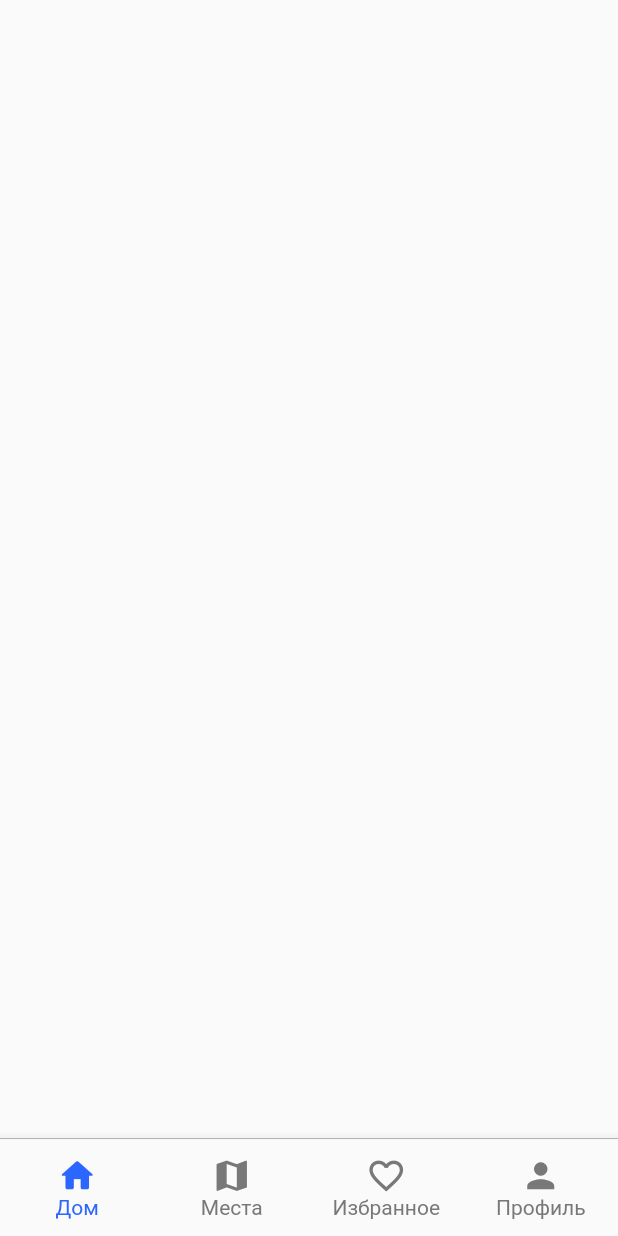
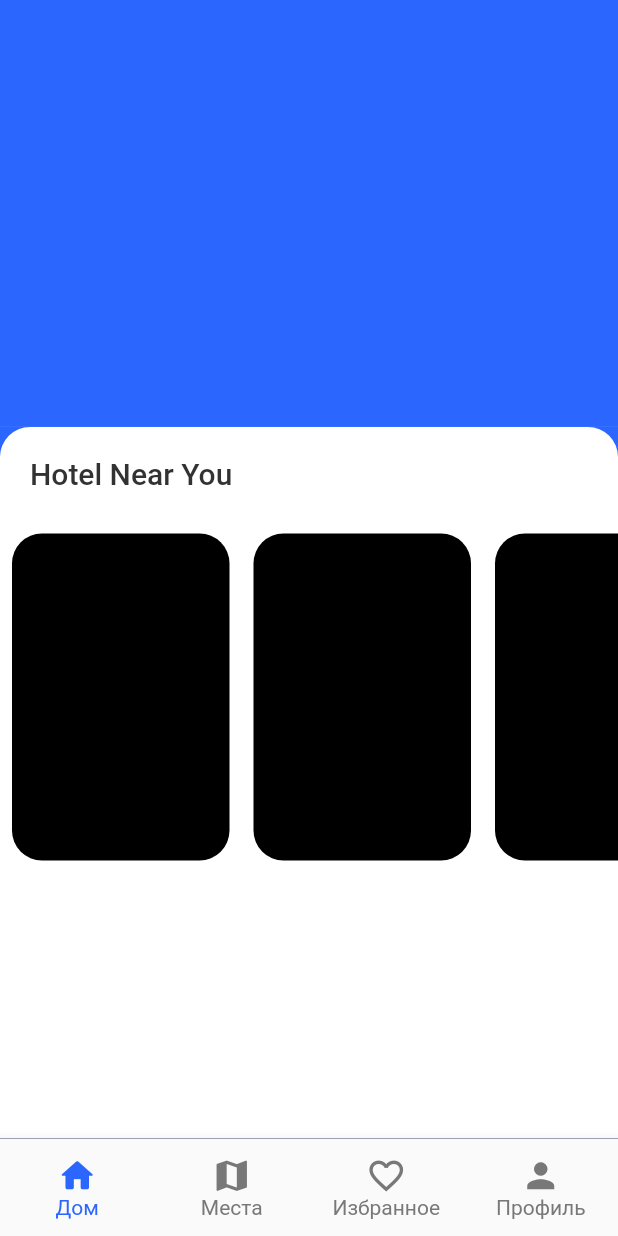
Before and after one commit to ErikBagaev1/ossetia, a Flutter app: the screen it shows after launch, on a phone screen of 412 x 824 dp. Run offline on Flutter 3.47's test engine with Material 2 defaults, Android fonts, the phone set to English and light mode, and no system bars; Roboto replaces fonts that are missing (SF Pro).

Commit message:
Верстка главного экрана ( каточки)

```diff
--- a/lib/BasikDisplay/basik_display.dart
+++ b/lib/BasikDisplay/basik_display.dart
@@ -1,4 +1,5 @@
 import 'package:flutter/material.dart';
+import 'package:ossetia/HomeDisplay/home_display.dart';
 import 'package:ossetia/Theme/theme.dart';
 
 class BasikDisplayWidget extends StatefulWidget {
@@ -23,7 +24,12 @@ class _BasikDisplayWidgetState extends State<BasikDisplayWidget> {
     return Scaffold(
       body: IndexedStack(
         index: _selectedTab,
-
+        children: [
+          HomeDisplayWidget(),
+          HomeDisplayWidget(),
+          HomeDisplayWidget(),
+          HomeDisplayWidget(),
+        ],
       ),
       bottomNavigationBar: Container(
         height: 65,
--- /dev/null
+++ b/lib/HomeDisplay/home_display.dart
@@ -0,0 +1,81 @@
+import 'package:flutter/material.dart';
+import 'package:ossetia/Theme/theme.dart';
+
+class HomeDisplayWidget extends StatelessWidget {
+  const HomeDisplayWidget({super.key});
+
+  @override
+  Widget build(BuildContext context) {
+    return Scaffold(
+      body: Column(
+        children: [
+          Expanded(
+            flex: 3,
+            child: Stack(
+              children: [
+                Container(
+                  decoration: const BoxDecoration(color: blueColor),
+                )
+              ],
+            ),
+          ),
+          Expanded(
+            flex: 5,
+            child: Container(
+              color: blueColor,
+              child: Container(
+                decoration: const BoxDecoration(
+                  color: Colors.white,
+                  borderRadius: BorderRadius.only(
+                    topLeft: Radius.circular(20),
+                    topRight: Radius.circular(20),
+                  ),
+                ),
+                child: Column(
+                  children: [
+                    const SizedBox(
+                      width: double.infinity,
+                      child: Padding(
+                        padding: EdgeInsets.all(20.0),
+                        child: Text(
+                          'Hotel Near You ',
+                          textAlign: TextAlign.left,
+                          style: TextStyle(
+                            color: Color(0xFF323232),
+                            fontSize: 20,
+                            fontFamily: 'SF Pro',
+                            fontWeight: FontWeight.w500,
+                          ),
+                        ),
+                      ),
+                    ),
+                    SizedBox(
+                      height: 234,
+                      child: ListView.builder(
+                          scrollDirection: Axis.horizontal,
+                          itemBuilder: (BuildContext context, int index) {
+                            return Padding(
+                              padding: const EdgeInsets.all(8.0),
+                              child: Container(
+                                decoration: const BoxDecoration(
+                                  color: Colors.black,
+                                  borderRadius: BorderRadius.all(
+                                    Radius.circular(20),
+                                  ),
+                                ),
+                                width: 145,
+                                height: 218,
+                              ),
+                            );
+                          }),
+                    ),
+                  ],
+                ),
+              ),
+            ),
+          ),
+        ],
+      ),
+    );
+  }
+}
--- /dev/null
+++ b/lib/HomeDisplay/home_model.dart
@@ -0,0 +1,14 @@
+import 'package:flutter/material.dart';
+
+class HomeModel {
+  final String image;
+  final String name;
+  final String location;
+  final int price;
+
+  HomeModel(
+      {required this.image,
+      required this.name,
+      required this.location,
+      required this.price});
+}
```
